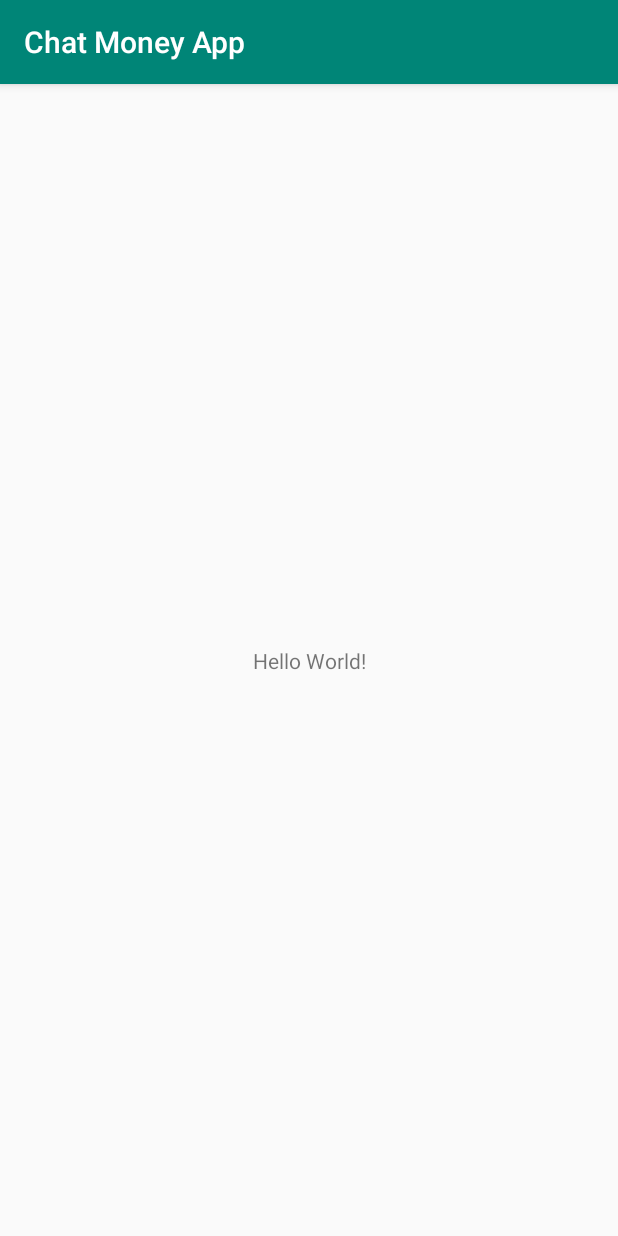
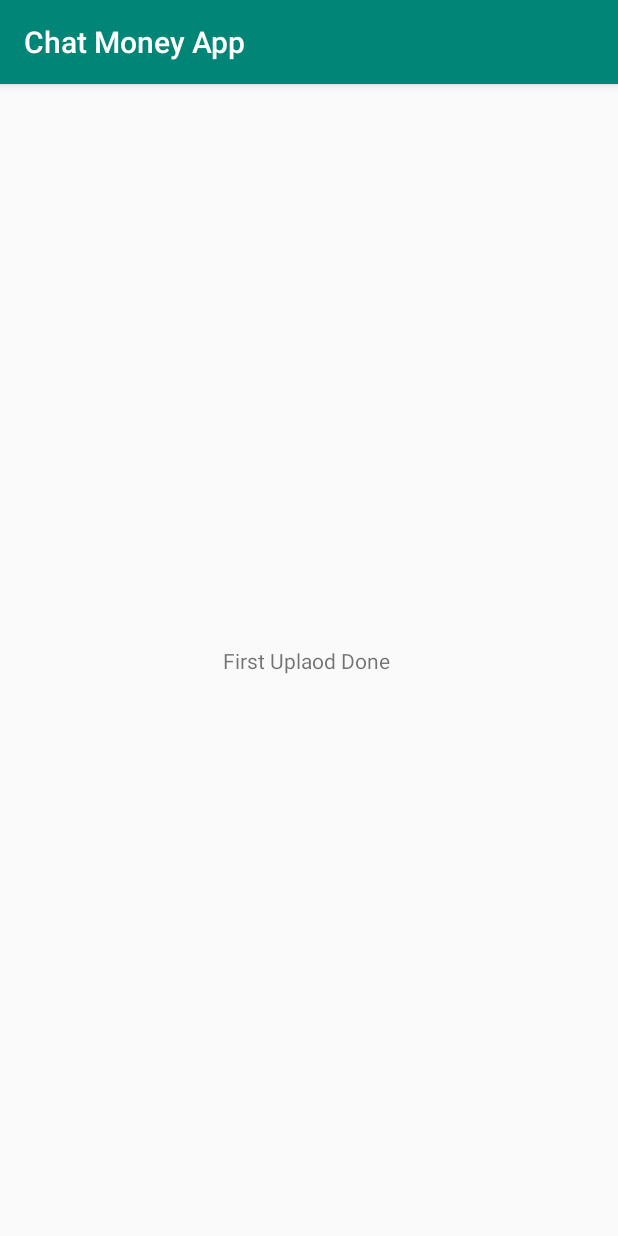
Before and after one commit to rabee-elkholy/Chat-Money-App, an Android app: the screen it shows after launch (MainActivity), on a phone screen of 412 x 824 dp. Run offline under Robolectric (Android 15) with nearby library versions, the phone set to English and light mode, and no system bars.

Commit message:
first update

```diff
--- a/app/src/main/res/layout/activity_main.xml
+++ b/app/src/main/res/layout/activity_main.xml
@@ -9,7 +9,7 @@
     <TextView
         android:layout_width="wrap_content"
         android:layout_height="wrap_content"
-        android:text="Hello World!"
+        android:text="First Uplaod Done "
         app:layout_constraintBottom_toBottomOf="parent"
         app:layout_constraintLeft_toLeftOf="parent"
         app:layout_constraintRight_toRightOf="parent"
```
